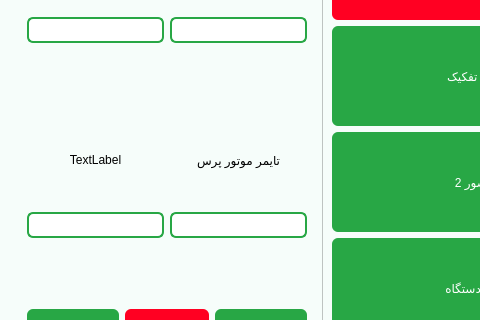
Old version of the form main.ui in the repository Farazist/raspberrypi-app; both pictures show x 0 to 480 and y 169 to 489 of the 1000 by 600 pixel window.
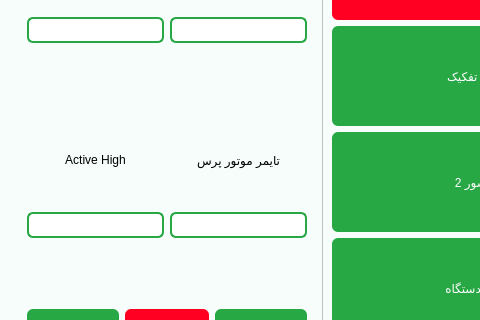
New version of the form. The open tabs and pages were chosen to show the change. Icons and pictures are not drawn.

Commit message: edit RFID stack (not completed) - add notification for btn fast chargig

Patch:
```diff
--- a/main.ui
+++ b/main.ui
@@ -1477,7 +1477,7 @@
 color: #000000;</string>
                     </property>
                     <property name="text">
-                     <string>TextLabel</string>
+                     <string>Active High</string>
                     </property>
                     <property name="alignment">
                      <set>Qt::AlignCenter</set>
```
Left out of the diff: 18 changed lines with no effect on the pictures. The commit also changes 2 other files.
